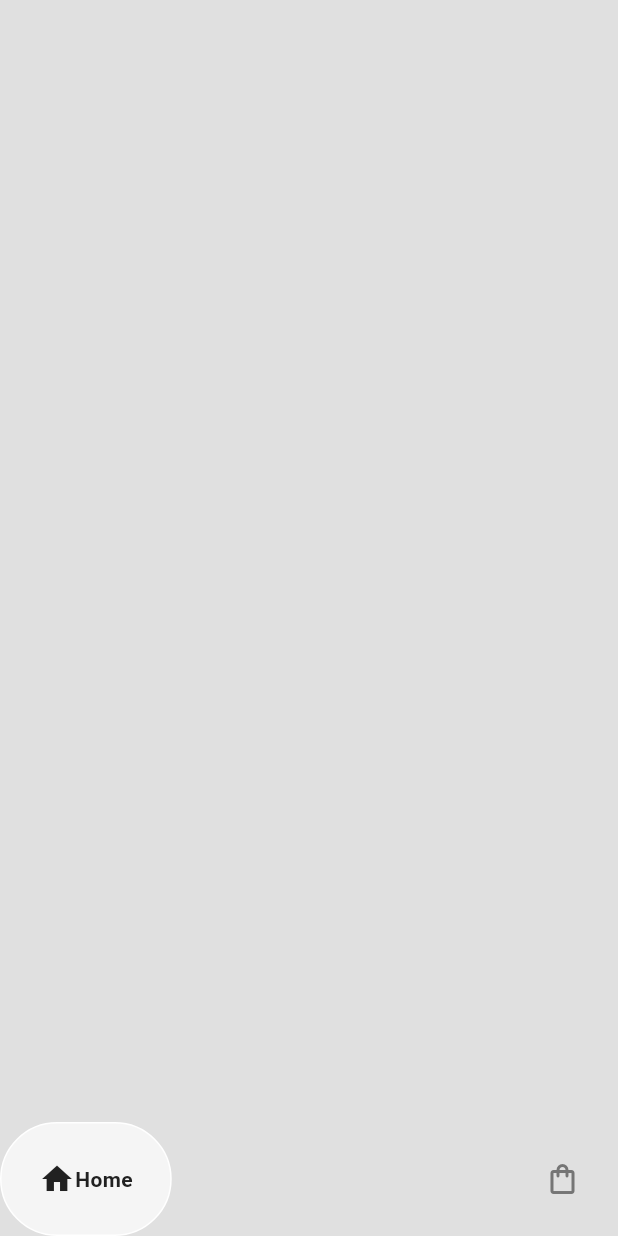
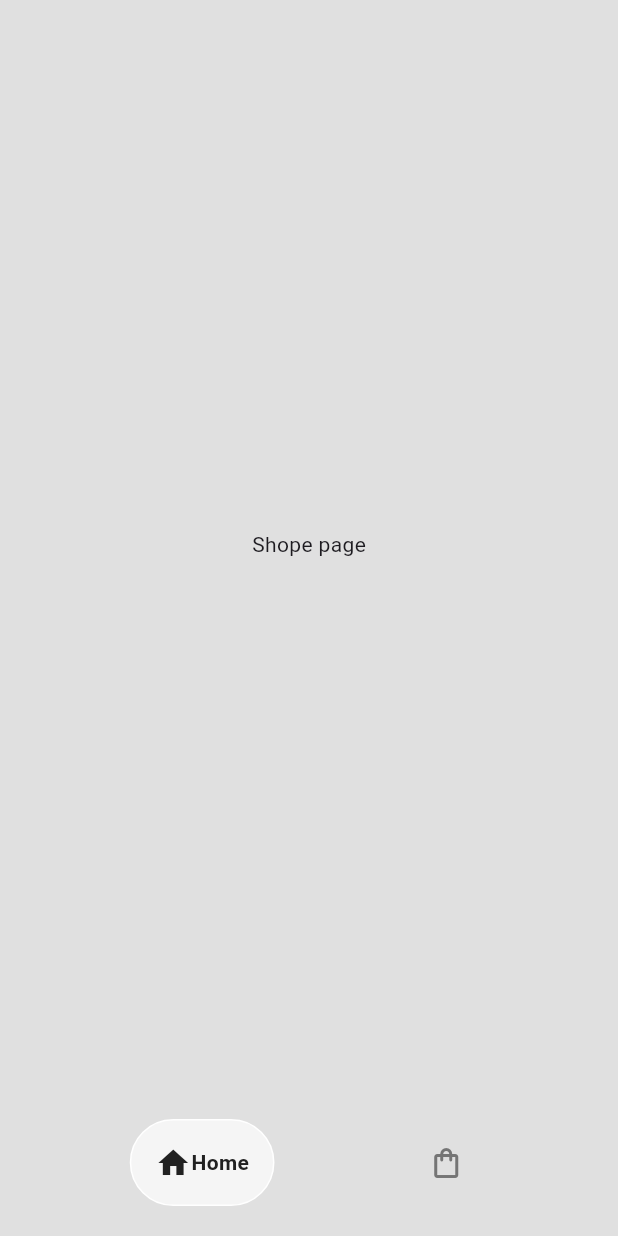
Before and after one commit to Salman-Dev336/ecommerce_app_ui, a Flutter app: the HomePage screen opened directly, on a phone screen of 412 x 824 dp. Run offline on Flutter 3.47's test engine with Material 3 defaults, Android fonts, the phone set to English and light mode, and no system bars; drawn by our look-alikes of google_nav_bar.

Commit message:
navigate the shop and cart pages

```diff
--- a/analysis_options.yaml
+++ b/analysis_options.yaml
@@ -10,6 +10,7 @@
 analyzer:
   errors:
     avoid_unnecessary_containers: ignore
+    prefer_final_fields: ignore
 include: package:flutter_lints/flutter.yaml
 
 linter:
--- a/lib/components/bottom_nav_bar.dart
+++ b/lib/components/bottom_nav_bar.dart
@@ -2,16 +2,24 @@ import 'package:flutter/material.dart';
 import 'package:google_nav_bar/google_nav_bar.dart';
 
 class MyBottomNavBar extends StatelessWidget {
-  const MyBottomNavBar({super.key});
+
+  void Function(int)? onTabChange;
+
+MyBottomNavBar({super.key, required this.onTabChange});
 
   @override
   Widget build(BuildContext context) {
     return Container(
+      padding: EdgeInsets.symmetric(vertical: 20),
       child: GNav(
+        mainAxisAlignment: MainAxisAlignment.spaceEvenly,
         color: Colors.grey[600],
         activeColor: Colors.grey[900],
         tabActiveBorder: Border.all(color: Colors.white),
         tabBackgroundColor: Colors.grey.shade100,
+        tabBorderRadius: 40,
+        padding: EdgeInsets.all(16),
+        onTabChange: (value) => onTabChange!(value),
         tabs: const [
         GButton(icon:Icons.home,
         text: 'Home',
--- a/lib/pages/home_page.dart
+++ b/lib/pages/home_page.dart
@@ -1,7 +1,11 @@
 import 'package:ecommerce_app_ui/components/bottom_nav_bar.dart';
+import 'package:ecommerce_app_ui/pages/cart_page.dart';
+import 'package:ecommerce_app_ui/pages/shop_page.dart';
 import 'package:flutter/material.dart';
 
 class HomePage extends StatefulWidget {
+
+
   const HomePage({super.key});
 
   @override
@@ -9,11 +13,39 @@ class HomePage extends StatefulWidget {
 }
 
 class _HomePageState extends State<HomePage> {
+
+  //is slected index to control the bottom nav bar
+  int _selectedIndex = 0;
+
+  //method to update the selected index
+  void navigateBottomBar(int index){
+    setState(() {
+      _selectedIndex = index;
+
+    });
+  }
+
+  //pages to display
+
+  final List<Widget> _pages = [
+    //ShopPage
+    const ShopPage(),
+
+    //CartPage
+    const CartPage(),
+
+  ];
+
+
+
   @override
   Widget build(BuildContext context) {
     return Scaffold(
       backgroundColor: Colors.grey[300],
-      bottomNavigationBar: MyBottomNavBar(),
+      bottomNavigationBar: MyBottomNavBar(
+        onTabChange:(index) => navigateBottomBar(index),
+      ),
+      body: _pages[_selectedIndex],
         );
   }
 }
--- /dev/null
+++ b/lib/pages/shop_page.dart
@@ -0,0 +1,19 @@
+import 'package:flutter/material.dart';
+
+class ShopPage extends StatefulWidget {
+  const ShopPage({super.key});
+
+  @override
+  State<ShopPage> createState() => _ShopPageState();
+}
+
+class _ShopPageState extends State<ShopPage> {
+  @override
+  Widget build(BuildContext context) {
+    return Center(
+      child: Container(
+        child: Text('Shope page'),
+      ),
+    );
+  }
+}
```
Also changed, not shown: lib/pages/cart_page.dart (added, +19 -0 lines).
